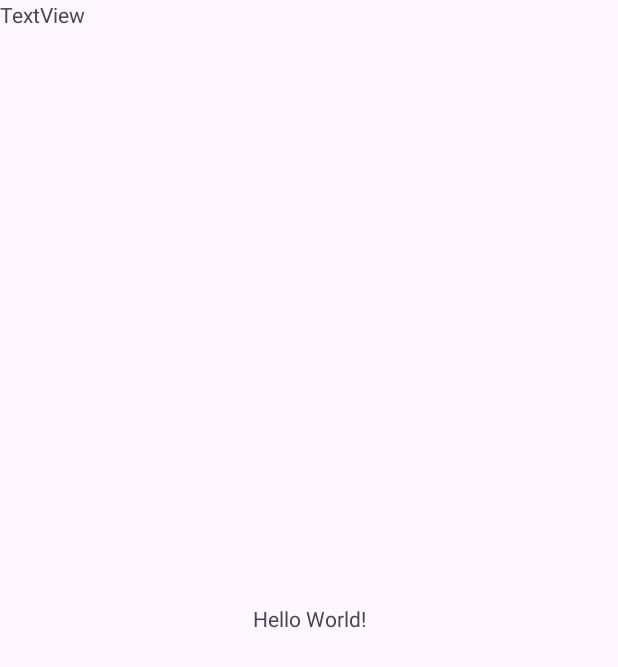
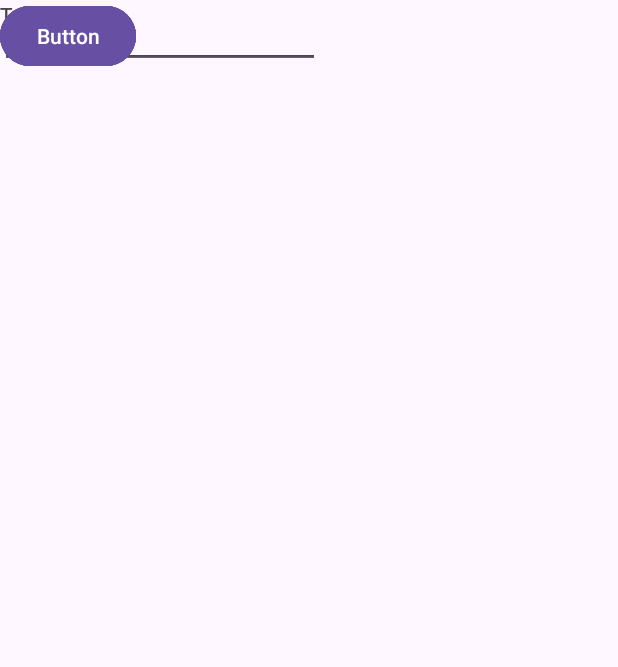
Before and after one commit to AchrefNa/tp7, an Android app: the screen it shows after launch (MainActivity), on a phone screen of 412 x 824 dp. Before the commit the part shown is almost empty. Shown: the top 667 px of the screen. Run offline under Robolectric (Android 15) with nearby library versions, the phone set to English and light mode, and no system bars.

Commit message:
commit 2

```diff
--- a/app/src/main/res/layout/activity_main.xml
+++ b/app/src/main/res/layout/activity_main.xml
@@ -7,15 +7,6 @@
     tools:context=".MainActivity">
 
     <TextView
-        android:layout_width="wrap_content"
-        android:layout_height="wrap_content"
-        android:text="Hello World!"
-        app:layout_constraintBottom_toBottomOf="parent"
-        app:layout_constraintEnd_toEndOf="parent"
-        app:layout_constraintStart_toStartOf="parent"
-        app:layout_constraintTop_toTopOf="parent" />
-
-    <TextView
         android:id="@+id/textView"
         android:layout_width="wrap_content"
         android:layout_height="wrap_content"
@@ -23,4 +14,72 @@
         tools:layout_editor_absoluteX="123dp"
         tools:layout_editor_absoluteY="76dp" />
 
+    <EditText
+        android:id="@+id/editTextText"
+        android:layout_width="wrap_content"
+        android:layout_height="wrap_content"
+        android:ems="10"
+        android:inputType="text"
+        android:text="Name"
+        tools:layout_editor_absoluteX="74dp"
+        tools:layout_editor_absoluteY="123dp" />
+
+    <TextView
+        android:id="@+id/textView2"
+        android:layout_width="wrap_content"
+        android:layout_height="wrap_content"
+        android:text="TextView"
+        tools:layout_editor_absoluteX="137dp"
+        tools:layout_editor_absoluteY="205dp" />
+
+    <EditText
+        android:id="@+id/editTextText2"
+        android:layout_width="wrap_content"
+        android:layout_height="wrap_content"
+        android:ems="10"
+        android:inputType="text"
+        android:text="Name"
+        tools:layout_editor_absoluteX="75dp"
+        tools:layout_editor_absoluteY="249dp" />
+
+    <Button
+        android:id="@+id/button"
+        android:layout_width="wrap_content"
+        android:layout_height="wrap_content"
+        android:text="Button"
+        tools:layout_editor_absoluteX="-5dp"
+        tools:layout_editor_absoluteY="343dp" />
+
+    <Button
+        android:id="@+id/button2"
+        android:layout_width="wrap_content"
+        android:layout_height="wrap_content"
+        android:text="Button"
+        tools:layout_editor_absoluteX="75dp"
+        tools:layout_editor_absoluteY="341dp" />
+
+    <Button
+        android:id="@+id/button3"
+        android:layout_width="wrap_content"
+        android:layout_height="wrap_content"
+        android:text="Button"
+        tools:layout_editor_absoluteX="193dp"
+        tools:layout_editor_absoluteY="341dp" />
+
+    <Button
+        android:id="@+id/button4"
+        android:layout_width="wrap_content"
+        android:layout_height="wrap_content"
+        android:text="Button"
+        tools:layout_editor_absoluteX="304dp"
+        tools:layout_editor_absoluteY="343dp" />
+
+    <Button
+        android:id="@+id/button5"
+        android:layout_width="wrap_content"
+        android:layout_height="wrap_content"
+        android:text="Button"
+        tools:layout_editor_absoluteX="181dp"
+        tools:layout_editor_absoluteY="418dp" />
+
 </androidx.constraintlayout.widget.ConstraintLayout>
```
